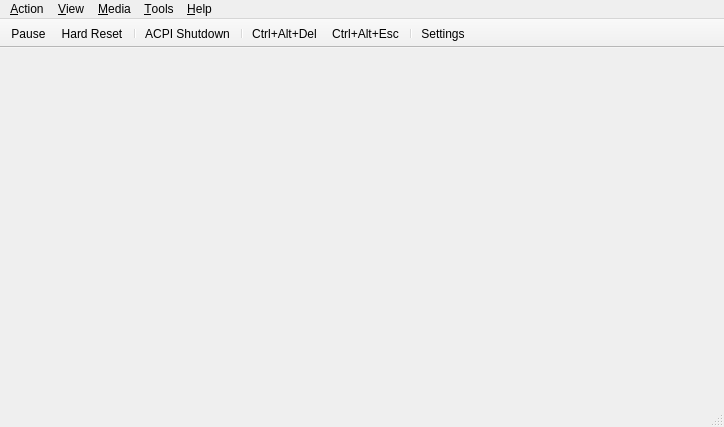
Before: the Qt Designer form src/qt/qt_mainwindow.ui in 86Box/86Box, drawn with Qt 5.
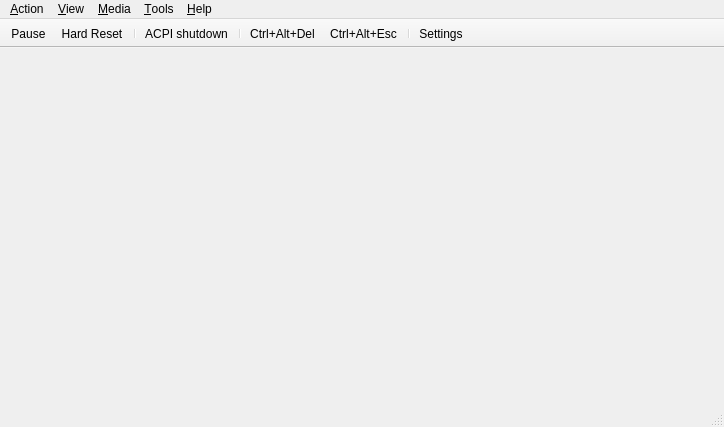
After: the same form once the commit is applied. Icons and pictures are not drawn. Custom widgets are drawn as their Qt base class.

The edit to the form file:
```diff
--- a/src/qt/qt_mainwindow.ui
+++ b/src/qt/qt_mainwindow.ui
@@ -773,7 +773,7 @@
      <normaloff>:/menuicons/win/icons/acpi_shutdown.ico</normaloff>:/menuicons/win/icons/acpi_shutdown.ico</iconset>
    </property>
    <property name="text">
-    <string>ACPI Shutdown</string>
+    <string>ACPI shutdown</string>
    </property>
    <property name="toolTip">
     <string>ACPI shutdown</string>
```
